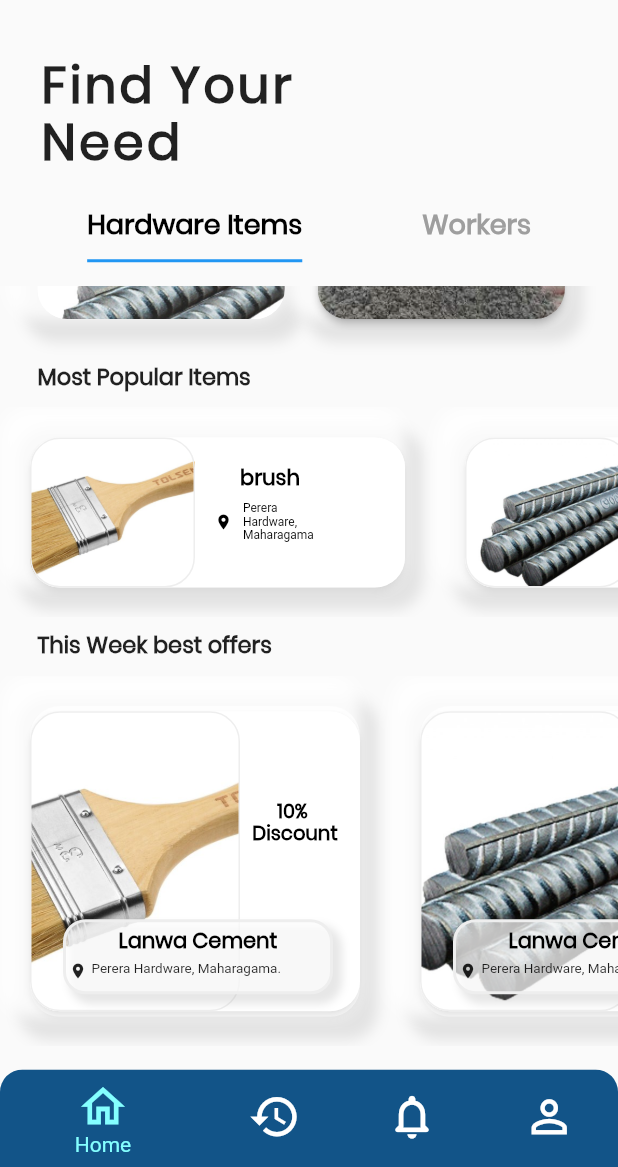
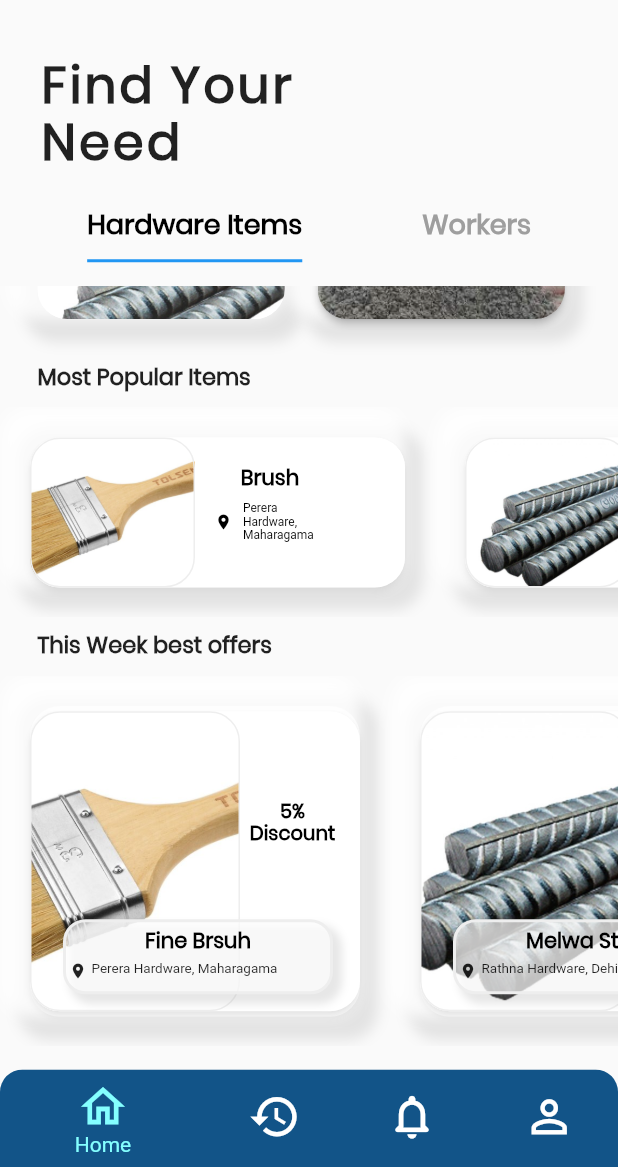
Before and after one commit to ProSiteGroup2/ProSite, a Flutter app: the screen it shows after launch, scrolled down 277 dp, on a phone screen of 412 x 824 dp, the part 69-1236 px from its top. Run offline on Flutter 3.47's test engine with Material 2 defaults, Android fonts, the phone set to English and light mode, and no system bars; our stand-ins replace flutter_rating_bar; missing offline and left inert: dart:ffi.

Commit message:
json data set hardware address

```diff
--- a/lib/components/image_causerol.dart
+++ b/lib/components/image_causerol.dart
@@ -138,8 +138,8 @@
                                     width: 60,
                                     padding: const EdgeInsets.only(
                                         left: 3.0, right: 2),
-                                    child: const Text(
-                                      "Perera Hardware, Maharagama",
+                                    child: Text(
+                                      "${tags[i]['hardware']}",
                                       style: TextStyle(
                                           color: Colors.black, fontSize: 8),
                                       maxLines: 3,
--- a/lib/components/image_causerol_a.dart
+++ b/lib/components/image_causerol_a.dart
@@ -118,7 +118,8 @@
                                     child: Column(
                                       children: [
                                         Container(
-                                          child: Text("10%\n Discount",
+                                          child: Text(
+                                            "${tags[i]['discount']} Discount" ,
                                         textAlign: TextAlign.center,
                                         style: TextStyle(
                                           color: Colors.black,
@@ -165,7 +166,8 @@
                                            Container(
                                              margin: EdgeInsets.all(5),
                                              alignment: Alignment.center,
-                                             child: Text("Lanwa Cement",
+                                             child: Text(
+                                              "${tags[i]['brand']}",
                                                           style: TextStyle(
                                                                 color: Colors.black,
                                                                 fontFamily: "poppins",
@@ -186,7 +188,7 @@
                                                     padding: EdgeInsets.fromLTRB(5, 0, 0, 2),
                                                     alignment: Alignment.center,
                                                     child: Text(
-                                                      "Perera Hardware, Maharagama.",
+                                                      "${tags[i]['hardware']}",
                                                        style: TextStyle(
                                                          fontSize: 9),
                                                          maxLines:3,
--- a/lib/src/ui/home_screen.dart
+++ b/lib/src/ui/home_screen.dart
@@ -27,23 +27,39 @@
     "tags": [
     {
       "image":  'assets/imgs/brush.jpg',
-      "name":"brush",
+      "name":"Brush",
+      "hardware": "Perera Hardware, Maharagama",
+      "brand":"Fine Brsuh",
+      "discount":"5%",
+
     },
     {
       "image":  'assets/imgs/stee.jpg',
-      "name":"sand",
+      "name":"Steel",
+      "hardware": "Rathna Hardware, Dehiwala",
+      "brand":"Melwa Steel",
+      "discount":"15%",
     },
     {
       "image":  'assets/imgs/cement.jpg',
-      "name":"cement1",
+      "name":"Cement1",
+      "hardware": "Balaji Hardware, Colombo-06",
+      "brand":"Lanwa Cement",
+      "discount":"10% ",
     },
     {
       "image":  'assets/imgs/cement.png',
-      "name":"cement2",
+      "name":"Cement2",
+      "hardware": "ANC Hardware, Matara",
+      "brand":"Sanstha Cement",
+      "discount":"10% ",
     },
     {
       "image":  'assets/imgs/logo.png',
-      "name":"logo",
+      "name":"Logo",
+      "hardware": "S & S Hardware, Mount Lavinia",
+      "brand":"Mascot Logo",
+      "discount":"20%",
     },
   ],
 
```
